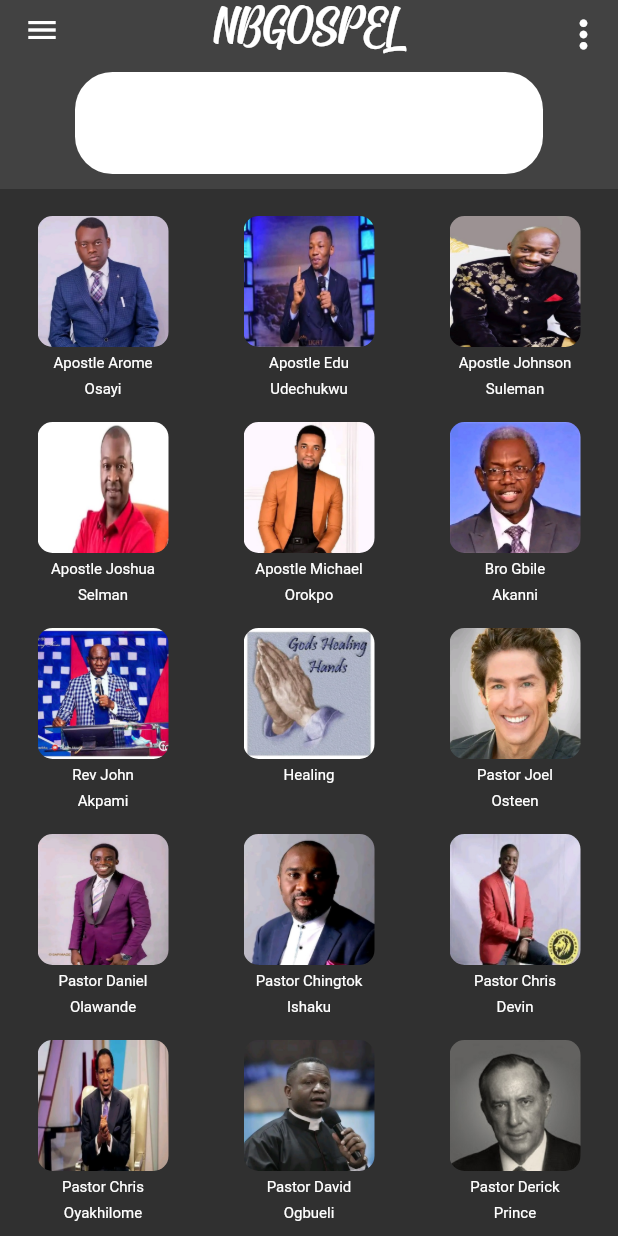
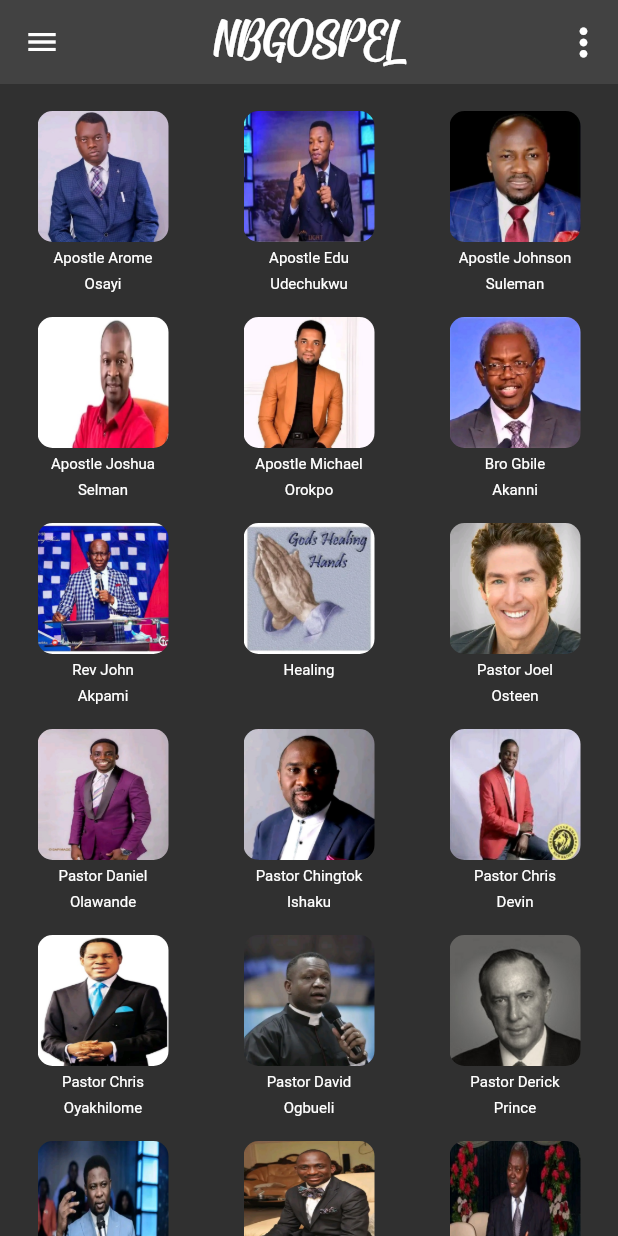
Before and after one commit to edokichuks/NBGOSPEL, a Flutter app: the MainHome screen opened directly, on a phone screen of 412 x 824 dp. Run offline on Flutter 3.47's test engine with Material 2 defaults, Android fonts, the phone set to English and light mode, and no system bars; our stand-ins replace flutter_swiper_null_safety.

Commit message:
Refactor update

```diff
--- a/nbgospel/lib/main.dart
+++ b/nbgospel/lib/main.dart
@@ -14,7 +14,7 @@ class MyApp extends StatelessWidget {
       debugShowCheckedModeBanner: false,
       theme: ThemeData.dark(),
 
-      // ThemeData(
+      //     ThemeData(
       //   primarySwatch: Colors.grey,
       // ),
       home: SplashScreen(),
--- a/nbgospel/lib/screen/main_screen.dart
+++ b/nbgospel/lib/model/main_screen_data.dart
@@ -7,7 +7,7 @@ class MainScreen extends StatelessWidget {
   final List<String> pic = [
     'assets/Apostle Arome Osayi.jpg',
     'assets/Apostle Edu Udechukwu.jpg',
-    'assets/Apostle Johnson Suleman.jpg',
+    'assets/Apostle Johnson Suleman 1.jpg',
     'assets/Apostle Joshua Selman.jpg',
     'assets/Apostle Michael Orokpo.jpg',
     'assets/Bro Gbile Akanni.jpg',
@@ -17,17 +17,19 @@ class MainScreen extends StatelessWidget {
     'assets/P. Daneil.jpg',
     'assets/Pastor Chingtok Ishaku.jpg',
     'assets/Pastor Chris Devin.jpg',
-    'assets/Pastor Chris Oyakhilome.jpg',
+    'assets/Pastor Chris Oyakhilome 2.jpg',
     'assets/Pastor David Ogbueli.jpg',
     'assets/Pastor Derick Prince.jpg',
     'assets/Pastor Femi Lazarus.jpg',
-    'assets/Pastor Paul Enenche.jpg',
+    'assets/Pastor Paul Enenche 2.jpg',
     'assets/Pastor W.F. Kumuyi.jpg',
     'assets/Prayer.jpg',
     'assets/Prophet Jesse Janfa.jpg',
     'assets/Reverend Gideon Odoma.jpg',
     'assets/Reverend Tolu Agboola.jpg',
     'assets/T.D. Jakes.jpg',
+    'assets/Pastor Jerry Eze.jpg',
+    'assets/Pastor Poju Oyemadu.jpg',
   ];
   final List<String> FirsName = [
     'Apostle Arome',
@@ -53,6 +55,8 @@ class MainScreen extends StatelessWidget {
     'Reverend Gideon',
     'Reverend Tolu',
     'Bishop T.D.',
+    'Pastor Jerry',
+    'Pastor Poju'
   ];
   final List<String> LastName = [
     'Osayi',
@@ -78,6 +82,8 @@ class MainScreen extends StatelessWidget {
     'Odoma',
     'Agboola',
     'Jakes',
+    'Eze',
+    'Oyemadu',
   ];
   final List<String> url = [
     'https://nbgospel.com/download-apostle-arome-osayi-messages-2021/',
@@ -103,14 +109,14 @@ class MainScreen extends StatelessWidget {
     'https://nbgospel.com/recent-mp3-download-all-rev-gideon-odoma-messages-here/',
     'https://nbgospel.com/download-all-reverend-tolu-agboola-messages/',
     'https://nbgospel.com/download-t-d-jakes-sermons-and-books/',
+    '',
+    '',
   ];
 
   @override
   Widget build(BuildContext context) {
     return Padding(
       padding: const EdgeInsets.only(
-        // left: 10,
-        // right: 10,
         top: 10,
       ),
       child: GridView.builder(
--- a/nbgospel/lib/model/profile_tab.dart
+++ b/nbgospel/lib/model/profile_tab.dart
@@ -14,7 +14,6 @@ class ProfileTab extends StatelessWidget {
     required this.lastName,
   }) : super(key: key);
   Future<void> _lunchURL() async {
-    //todo check this void return type it breaks the code
     if (await canLaunchUrl(webURL)) {
       if (!await launchUrl(
         webURL,
@@ -32,7 +31,6 @@ class ProfileTab extends StatelessWidget {
   @override
   Widget build(BuildContext context) {
     return GestureDetector(
-      //todo check if gesture dector will bring error
       onTap: _lunchURL,
       child: Container(
         height: 50,
@@ -46,6 +44,7 @@ class ProfileTab extends StatelessWidget {
                 child: Image.asset(
                   imgURL,
                   fit: BoxFit.cover,
+                  //todo edit this properites to get a better look
                 ),
                 borderRadius: BorderRadius.circular(10),
               ),
@@ -61,7 +60,7 @@ class ProfileTab extends StatelessWidget {
             SizedBox(height: 5),
             Text(
               lastName,
-              //todo check the error here or there
+
               maxLines: 1,
               style: TextStyle(
                 fontSize: 10,
--- a/nbgospel/lib/screen/main_home.dart
+++ b/nbgospel/lib/screen/main_home.dart
@@ -1,5 +1,5 @@
 import 'package:flutter/material.dart';
-import 'package:nbgospel/screen/main_screen.dart';
+import 'package:nbgospel/model/main_screen_data.dart';
 
 import 'drawer.dart';
 
@@ -18,6 +18,20 @@ class MainHome extends StatelessWidget {
             fontSize: 40,
           ),
         ),
+        // title: Center(
+        //   child: Container(
+        //     height: 40,
+        //     color: Colors.grey.shade800,
+        //     //todo change this colors
+        //     child: TextField(
+        //       decoration: InputDecoration(
+        //         border: InputBorder.none,
+        //         hintText: 'Search here on nbGospel',
+        //         icon: Icon(Icons.search),
+        //       ),
+        //     ),
+        //   ),
+        // ),
         centerTitle: true,
         elevation: 0,
         actions: [
@@ -93,27 +107,16 @@ class MainHome extends StatelessWidget {
             ),
           )
         ],
-        bottom: PreferredSize(
-          preferredSize: Size.fromHeight(70),
-          child: Container(
-            margin: EdgeInsets.symmetric(
-              horizontal: 50,
-              vertical: 10,
-            ),
-            padding: EdgeInsets.all(10),
-            decoration: BoxDecoration(
-              color: Colors.white,
-              borderRadius: BorderRadius.circular(25),
-            ),
-            child: TextField(
-              decoration: InputDecoration(
-                border: InputBorder.none,
-                hintText: 'Search here on nbGospel',
-                icon: Icon(Icons.search),
-              ),
-            ),
-          ),
-        ),
+        // bottom: PreferredSize(
+        //   preferredSize: Size.fromHeight(30),
+        //   child: TextField(
+        //     decoration: InputDecoration(
+        //       border: InputBorder.none,
+        //       hintText: 'Search here on nbGospel',
+        //       icon: Icon(Icons.search),
+        //     ),
+        //   ),
+        // ),
       ),
       drawer: HomeDrawer(),
       body: MainScreen(),
```
Also changed, not shown: nbgospel/lib/api/nbGospel_services.dart (deleted, +0 -53 lines), nbgospel/lib/model/data_thumbnail.dart (deleted, +0 -35 lines), nbgospel/lib/model/explore_data.dart (deleted, +0 -10 lines), nbgospel/lib/model/home_grid.dart (deleted, +0 -31 lines), nbgospel/lib/model/simple_data.dart (deleted, +0 -16 lines), nbgospel/lib/screen/home.dart (deleted, +0 -25 lines), nbgospel/lib/screen/home_screen.dart (deleted, +0 -32 lines), nbgospel/assets/Apostle Johnson Suleman 1.jpg (added), nbgospel/assets/Pastor Chris Oyakhilome 2.jpg (added), nbgospel/assets/Pastor Jerry Eze.jpg (added), nbgospel/assets/Pastor Paul Enenche 1.jpg (added), nbgospel/assets/Pastor Paul Enenche 2.jpg (added), nbgospel/assets/Pastor Poju Oyemadu.jpg (added).
